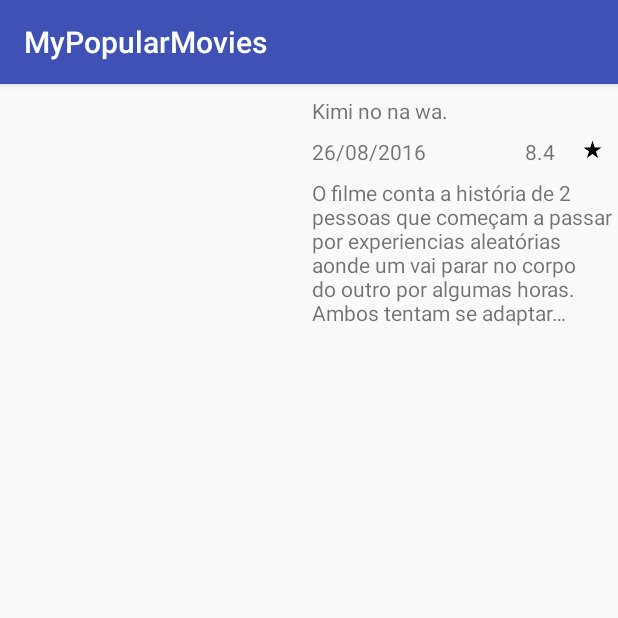
After one commit to luishts/MyPopularMovies, an Android app: the MovieDetailActivity screen opened directly, with no data from a screen before it, on a phone screen of 412 x 824 dp, the top half of it. The commit adds this screen. Run offline under Robolectric (Android 15) with nearby library versions, the phone set to English and light mode, and no system bars; our stand-ins replace Picasso; pictures from the network do not load.

Commit message:
initial commit

```diff
--- a/app/build.gradle
+++ b/app/build.gradle
@@ -26,5 +26,7 @@ dependencies {
     })
     compile 'com.android.support:appcompat-v7:25.3.1'
     compile 'com.android.support:recyclerview-v7:25.3.1'
+    compile 'com.squareup.picasso:picasso:2.5.2'
+    compile 'com.android.support.constraint:constraint-layout:1.0.2'
     testCompile 'junit:junit:4.12'
 }
--- a/app/src/main/AndroidManifest.xml
+++ b/app/src/main/AndroidManifest.xml
@@ -1,6 +1,8 @@
 <?xml version="1.0" encoding="utf-8"?>
 <manifest xmlns:android="http://schemas.android.com/apk/res/android"
     package="com.example.android.mypopularmovies">
+
+    <uses-permission android:name="android.permission.INTERNET" />
 
     <application
         android:allowBackup="true"
@@ -16,6 +18,7 @@
                 <category android:name="android.intent.category.LAUNCHER" />
             </intent-filter>
         </activity>
+        <activity android:name=".MovieDetailActivity"></activity>
     </application>
 
 </manifest>
--- /dev/null
+++ b/app/src/main/java/com/example/android/mypopularmovies/MovieDetailActivity.java
@@ -0,0 +1,40 @@
+package com.example.android.mypopularmovies;
+
+import android.os.Bundle;
+import android.support.v7.app.AppCompatActivity;
+import android.widget.ImageView;
+import android.widget.TextView;
+
+import com.squareup.picasso.Picasso;
+
+public class MovieDetailActivity extends AppCompatActivity {
+
+    ImageView mPoster;
+    TextView mTitle, mDate, mVote, mOverview;
+
+    @Override
+    protected void onCreate(Bundle savedInstanceState) {
+        super.onCreate(savedInstanceState);
+        setContentView(R.layout.activity_movie_detail);
+
+        mPoster = (ImageView) findViewById(R.id.poster);
+
+        mTitle = (TextView) findViewById(R.id.title);
+        mDate = (TextView) findViewById(R.id.release_date);
+        mVote = (TextView) findViewById(R.id.vote_average);
+        mOverview = (TextView) findViewById(R.id.overview);
+
+        if (getIntent() != null && getIntent().hasExtra(Constants.MOVIE_KEY)) {
+            Movie movie = getIntent().getParcelableExtra(Constants.MOVIE_KEY);
+            initUI(movie);
+        }
+    }
+
+    private void initUI(Movie movie) {
+        mTitle.setText(movie.getTitle());
+        mDate.setText(movie.getRelease_date());
+        mVote.setText(String.valueOf(movie.getVote_average()));
+        mOverview.setText(movie.getOverview());
+        Picasso.with(this).load(movie.getPoster_path()).placeholder(R.mipmap.ic_launcher).into(mPoster);
+    }
+}
--- /dev/null
+++ b/app/src/main/res/layout/activity_movie_detail.xml
@@ -0,0 +1,65 @@
+<?xml version="1.0" encoding="utf-8"?>
+<RelativeLayout xmlns:android="http://schemas.android.com/apk/res/android"
+    android:layout_width="match_parent"
+    android:layout_height="match_parent">
+
+    <ImageView
+        android:id="@+id/poster"
+        android:layout_width="200dp"
+        android:layout_height="300dp" />
+
+    <TextView
+        android:id="@+id/title"
+        android:layout_width="wrap_content"
+        android:layout_height="wrap_content"
+        android:layout_toRightOf="@+id/poster"
+        android:paddingLeft="8dp"
+        android:paddingTop="8dp"
+        android:text="Kimi no na wa." />
+
+    <RelativeLayout
+        android:id="@+id/linear_title"
+        android:layout_width="match_parent"
+        android:layout_height="wrap_content"
+        android:layout_below="@+id/title"
+        android:layout_toRightOf="@+id/poster"
+        android:paddingLeft="8dp"
+        android:paddingTop="8dp">
+
+        <TextView
+            android:id="@+id/release_date"
+            android:layout_width="wrap_content"
+            android:layout_height="wrap_content"
+            android:layout_alignParentLeft="true"
+            android:text="26/08/2016" />
+
+        <TextView
+            android:id="@+id/vote_average"
+            android:layout_width="wrap_content"
+            android:layout_height="wrap_content"
+            android:layout_toLeftOf="@+id/star_icon"
+            android:paddingRight="8dp"
+            android:text="8.4" />
+
+        <ImageView
+            android:id="@+id/star_icon"
+            android:layout_width="18dp"
+            android:layout_height="18dp"
+            android:layout_alignParentRight="true"
+            android:layout_marginLeft="8dp"
+            android:layout_marginRight="8dp"
+            android:src="@drawable/ic_star_rate_black_18dp" />
+
+    </RelativeLayout>
+
+    <TextView
+        android:id="@+id/overview"
+        android:layout_width="wrap_content"
+        android:layout_height="wrap_content"
+        android:layout_below="@+id/linear_title"
+        android:layout_toRightOf="@+id/poster"
+        android:paddingLeft="8dp"
+        android:paddingTop="8dp"
+        android:text="O filme conta a história de 2 pessoas que começam a passar por experiencias aleatórias aonde um vai parar no corpo do outro por algumas horas. Ambos tentam se adaptar…" />
+
+</RelativeLayout>
--- a/app/src/main/res/values/strings.xml
+++ b/app/src/main/res/values/strings.xml
@@ -1,3 +1,5 @@
 <resources>
     <string name="app_name">MyPopularMovies</string>
+    <string name="action_popular">Popular</string>
+    <string name="action_top_rated">Top Rated</string>
 </resources>
```
Also changed, not shown: app/src/main/java/com/example/android/mypopularmovies/Constants.java (added, +29 -0 lines), app/src/main/java/com/example/android/mypopularmovies/EndlessRecyclerViewScrollListener.java (added, +69 -0 lines), app/src/main/java/com/example/android/mypopularmovies/JsonMoviesUtil.java (+38 -0 lines), app/src/main/java/com/example/android/mypopularmovies/MainActivity.java (+89 -31 lines), app/src/main/java/com/example/android/mypopularmovies/Movie.java (+92 -22 lines), app/src/main/java/com/example/android/mypopularmovies/MovieAdapter.java (+35 -19 lines), app/src/main/java/com/example/android/mypopularmovies/NetworkUtils.java (+6 -22 lines), app/src/main/res/layout/activity_main.xml (+9 -9 lines), app/src/main/res/layout/movie_item.xml (+5 -5 lines), app/src/main/res/layout/progress_item.xml (added, +14 -0 lines), app/src/main/res/menu/menu_main.xml (added, +15 -0 lines), app/src/main/res/drawable/ic_star_rate_black_18dp.png (added).
